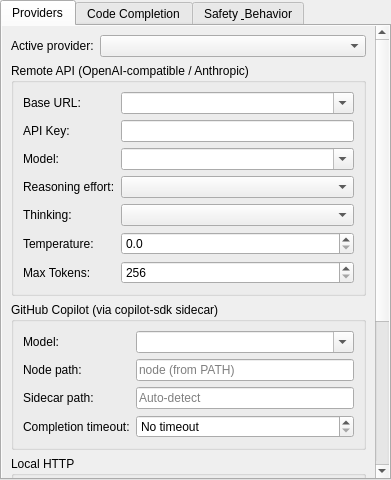
First picture: the form in src/src/settings/settings_widget.ui, repository Dmytro-K/qcai2, before the edit.
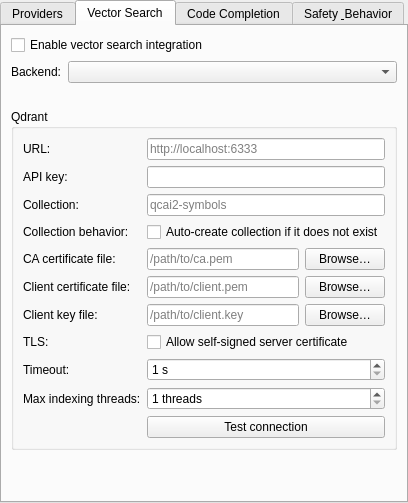
Second picture: the form after the edit. The open tabs and pages were chosen to show the change.

Commit message: Add Qdrant-based vector search

What changed in the file:
```diff
--- a/src/src/settings/settings_widget.ui
+++ b/src/src/settings/settings_widget.ui
@@ -365,11 +365,266 @@
         </widget>
        </item>
       </layout>
-     </widget>
-     <widget class="QWidget" name="completionTab">
-      <attribute name="title">
-       <string>Code Completion</string>
-      </attribute>
+      </widget>
+      <widget class="QWidget" name="vectorSearchTab">
+       <attribute name="title">
+        <string>Vector Search</string>
+       </attribute>
+       <layout class="QVBoxLayout" name="vectorSearchLayout">
+        <item>
+         <widget class="QCheckBox" name="vectorSearchEnabledCheck">
+          <property name="text">
+           <string>Enable vector search integration</string>
+          </property>
+         </widget>
+        </item>
+        <item>
+         <layout class="QFormLayout" name="vectorSearchProviderLayout">
+          <item row="0" column="0">
+           <widget class="QLabel" name="vectorSearchProviderLabel">
+            <property name="text">
+             <string>Backend:</string>
+            </property>
+           </widget>
+          </item>
+          <item row="0" column="1">
+           <widget class="QComboBox" name="vectorSearchProviderCombo"/>
+          </item>
+         </layout>
+        </item>
+        <item>
+         <widget class="QLabel" name="vectorSearchStatusLabel">
+          <property name="wordWrap">
+           <bool>true</bool>
+          </property>
+          <property name="visible">
+           <bool>false</bool>
+          </property>
+         </widget>
+        </item>
+        <item>
+         <widget class="QGroupBox" name="qdrantGroup">
+          <property name="title">
+           <string>Qdrant</string>
+          </property>
+          <layout class="QFormLayout" name="qdrantLayout">
+           <item row="0" column="0">
+            <widget class="QLabel" name="qdrantUrlLabel">
+             <property name="text">
+              <string>URL:</string>
+             </property>
+            </widget>
+           </item>
+           <item row="0" column="1">
+            <widget class="QLineEdit" name="qdrantUrlEdit">
+             <property name="placeholderText">
+              <string>http://localhost:6333</string>
+             </property>
+            </widget>
+           </item>
+           <item row="1" column="0">
+            <widget class="QLabel" name="qdrantApiKeyLabel">
+             <property name="text">
+              <string>API key:</string>
+             </property>
+            </widget>
+           </item>
+           <item row="1" column="1">
+            <widget class="QLineEdit" name="qdrantApiKeyEdit">
+             <property name="echoMode">
+              <enum>QLineEdit::Password</enum>
+             </property>
+            </widget>
+           </item>
+           <item row="2" column="0">
+            <widget class="QLabel" name="qdrantCollectionLabel">
+             <property name="text">
+              <string>Collection:</string>
+             </property>
+            </widget>
+           </item>
+            <item row="2" column="1">
+             <widget class="QLineEdit" name="qdrantCollectionEdit">
+              <property name="placeholderText">
+               <string>qcai2-symbols</string>
+              </property>
+             </widget>
+            </item>
+            <item row="3" column="0">
+             <widget class="QLabel" name="qdrantCollectionBehaviorLabel">
+              <property name="text">
+               <string>Collection behavior:</string>
+              </property>
+             </widget>
+            </item>
+            <item row="3" column="1">
+             <widget class="QCheckBox" name="qdrantAutoCreateCollectionCheck">
+              <property name="text">
+               <string>Auto-create collection if it does not exist</string>
+              </property>
+             </widget>
+            </item>
+            <item row="4" column="0">
+             <widget class="QLabel" name="qdrantCaCertificateLabel">
+              <property name="text">
+               <string>CA certificate file:</string>
+              </property>
+             </widget>
+            </item>
+            <item row="4" column="1">
+             <layout class="QHBoxLayout" name="qdrantCaCertificateRowLayout">
+              <item>
+               <widget class="QLineEdit" name="qdrantCaCertificateEdit">
+                <property name="placeholderText">
+                 <string>/path/to/ca.pem</string>
+                </property>
+               </widget>
+              </item>
+              <item>
+               <widget class="QPushButton" name="qdrantCaCertificateBrowseButton">
+                <property name="text">
+                 <string>Browse…</string>
+                </property>
+               </widget>
+              </item>
+             </layout>
+            </item>
+            <item row="5" column="0">
+             <widget class="QLabel" name="qdrantClientCertificateLabel">
+              <property name="text">
+               <string>Client certificate file:</string>
+              </property>
+             </widget>
+            </item>
+            <item row="5" column="1">
+             <layout class="QHBoxLayout" name="qdrantClientCertificateRowLayout">
+              <item>
+               <widget class="QLineEdit" name="qdrantClientCertificateEdit">
+                <property name="placeholderText">
+                 <string>/path/to/client.pem</string>
+                </property>
+               </widget>
+              </item>
+              <item>
+               <widget class="QPushButton" name="qdrantClientCertificateBrowseButton">
+                <property name="text">
+                 <string>Browse…</string>
+                </property>
+               </widget>
+              </item>
+             </layout>
+            </item>
+            <item row="6" column="0">
+             <widget class="QLabel" name="qdrantClientKeyLabel">
+              <property name="text">
+               <string>Client key file:</string>
+              </property>
+             </widget>
+            </item>
+            <item row="6" column="1">
+             <layout class="QHBoxLayout" name="qdrantClientKeyRowLayout">
+              <item>
+               <widget class="QLineEdit" name="qdrantClientKeyEdit">
+                <property name="placeholderText">
+                 <string>/path/to/client.key</string>
+                </property>
+               </widget>
+              </item>
+              <item>
+               <widget class="QPushButton" name="qdrantClientKeyBrowseButton">
+                <property name="text">
+                 <string>Browse…</string>
+                </property>
+               </widget>
+              </item>
+             </layout>
+            </item>
+            <item row="7" column="0">
+             <widget class="QLabel" name="qdrantTlsLabel">
+              <property name="text">
+               <string>TLS:</string>
+              </property>
+             </widget>
+            </item>
+            <item row="7" column="1">
+             <widget class="QCheckBox" name="qdrantAllowSelfSignedCheck">
+              <property name="text">
+               <string>Allow self-signed server certificate</string>
+              </property>
+             </widget>
+            </item>
+             <item row="8" column="0">
+              <widget class="QLabel" name="qdrantTimeoutLabel">
+               <property name="text">
+                <string>Timeout:</string>
+               </property>
+              </widget>
+             </item>
+              <item row="8" column="1">
+               <widget class="QSpinBox" name="qdrantTimeoutSpin">
+               <property name="minimum">
+                <number>1</number>
+               </property>
+             <property name="maximum">
+              <number>3600</number>
+             </property>
+             <property name="suffix">
+              <string> s</string>
+                </property>
+               </widget>
+              </item>
+             <item row="9" column="0">
+              <widget class="QLabel" name="vectorSearchMaxIndexingThreadsLabel">
+               <property name="text">
+                <string>Max indexing threads:</string>
+               </property>
+              </widget>
+             </item>
+             <item row="9" column="1">
+              <widget class="QSpinBox" name="vectorSearchMaxIndexingThreadsSpin">
+               <property name="minimum">
+                <number>1</number>
+               </property>
+               <property name="maximum">
+                <number>256</number>
+               </property>
+               <property name="suffix">
+                <string> threads</string>
+               </property>
+              </widget>
+             </item>
+               <item row="10" column="1">
+                <widget class="QPushButton" name="qdrantTestConnectionButton">
+                <property name="text">
+                 <string>Test connection</string>
+                </property>
+              </widget>
+            </item>
+           </layout>
+          </widget>
+         </item>
+        <item>
+         <spacer name="vectorSearchBottomSpacer">
+          <property name="orientation">
+           <enum>Qt::Vertical</enum>
+          </property>
+          <property name="sizeType">
+           <enum>QSizePolicy::Expanding</enum>
+          </property>
+          <property name="sizeHint" stdset="0">
+           <size>
+            <width>20</width>
+            <height>40</height>
+           </size>
+          </property>
+         </spacer>
+        </item>
+       </layout>
+      </widget>
+      <widget class="QWidget" name="completionTab">
+       <attribute name="title">
+        <string>Code Completion</string>
+       </attribute>
       <layout class="QVBoxLayout" name="completionLayout">
        <item>
         <widget class="QCheckBox" name="aiCompletionCheck">
```
The commit also changes 30 other files.
